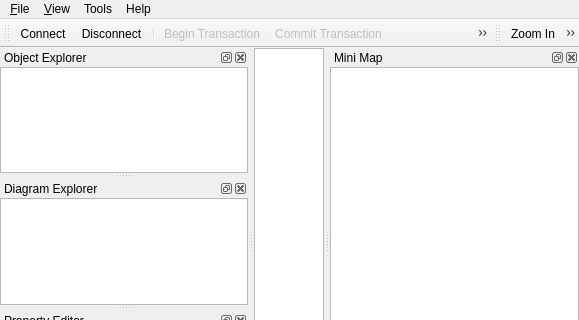
This is branches/ultimate-repo/mainwindow/mainwindow.ui in qreal/qreal as Qt 5 draws it before an edit; both pictures show x 0 to 579 and y 0 to 320 of the 579 by 458 pixel window. The edited form follows.
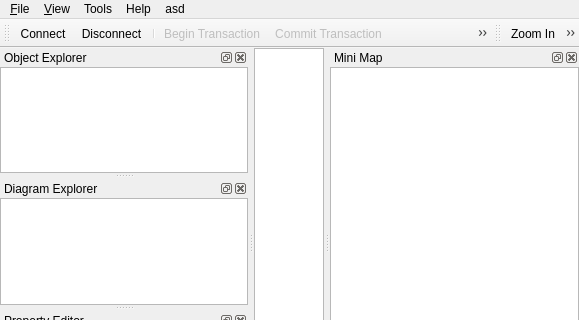
This is the edited form. Icons and pictures are not drawn. Custom widgets are drawn as their Qt base class.

What changed in the file:
```diff
--- a/branches/ultimate-repo/mainwindow/mainwindow.ui
+++ b/branches/ultimate-repo/mainwindow/mainwindow.ui
@@ -30,17 +30,17 @@
     </item>
    </layout>
   </widget>
-  <widget class="QMenuBar" name="menubar">
-   <property name="geometry">
+  <widget class="QMenuBar" name="menubar" >
+   <property name="geometry" >
     <rect>
      <x>0</x>
      <y>0</y>
      <width>579</width>
-     <height>21</height>
+     <height>26</height>
     </rect>
    </property>
-   <widget class="QMenu" name="menu_File">
-    <property name="title">
+   <widget class="QMenu" name="menu_File" >
+    <property name="title" >
      <string>&amp;File</string>
     </property>
     <addaction name="actionConnect"/>
@@ -55,8 +55,8 @@
     <addaction name="separator"/>
     <addaction name="actionQuit"/>
    </widget>
-   <widget class="QMenu" name="menu_View">
-    <property name="title">
+   <widget class="QMenu" name="menu_View" >
+    <property name="title" >
      <string>&amp;View</string>
     </property>
     <addaction name="actionZoom_In"/>
@@ -65,8 +65,8 @@
     <addaction name="actionAntialiasing"/>
     <addaction name="actionOpenGL_Renderer"/>
    </widget>
-   <widget class="QMenu" name="menuHelp">
-    <property name="title">
+   <widget class="QMenu" name="menuHelp" >
+    <property name="title" >
      <string>Help</string>
     </property>
     <addaction name="actionHelp"/>
@@ -74,16 +74,22 @@
     <addaction name="actionAbout"/>
     <addaction name="actionAboutQt"/>
    </widget>
-   <widget class="QMenu" name="menuTools">
-    <property name="title">
+   <widget class="QMenu" name="menuTools" >
+    <property name="title" >
      <string>Tools</string>
     </property>
     <addaction name="actionOptions"/>
    </widget>
-   <addaction name="menu_File"/>
-   <addaction name="menu_View"/>
-   <addaction name="menuTools"/>
-   <addaction name="menuHelp"/>
+   <widget class="QMenu" name="menuAsd" >
+    <property name="title" >
+     <string>asd</string>
+    </property>
+   </widget>
+   <addaction name="menu_File" />
+   <addaction name="menu_View" />
+   <addaction name="menuTools" />
+   <addaction name="menuHelp" />
+   <addaction name="menuAsd" />
   </widget>
   <widget class="QStatusBar" name="statusbar"/>
   <widget class="QDockWidget" name="objectDock">
@@ -412,7 +418,7 @@
    </property>
   </action>
  </widget>
- <layoutdefault spacing="0" margin="0"/>
+ <layoutdefault spacing="0" margin="0" />
  <customwidgets>
   <customwidget>
    <class>PaletteToolbox</class>
```
Left out of the diff: 354 changed lines with no effect on the pictures.
